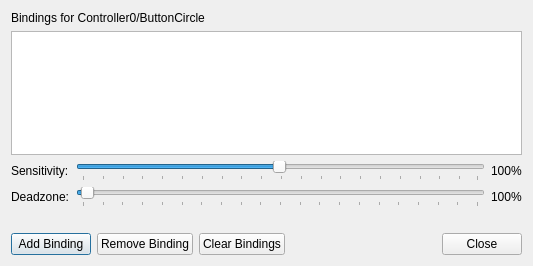
Qt form pcsx2-qt/Settings/InputBindingDialog.ui (PCSX2/pcsx2) before a commit.
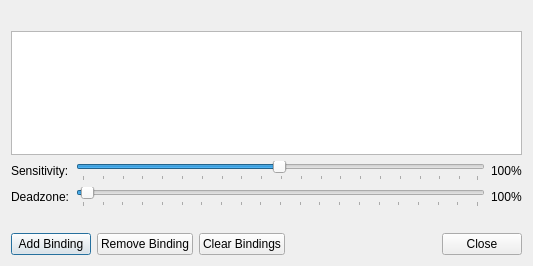
The same form after that commit.

Commit message: Qt: Remove unused String

```diff
--- a/pcsx2-qt/Settings/InputBindingDialog.ui
+++ b/pcsx2-qt/Settings/InputBindingDialog.ui
@@ -22,9 +22,6 @@
   <layout class="QVBoxLayout" name="verticalLayout">
    <item>
     <widget class="QLabel" name="title">
-     <property name="text">
-      <string>Bindings for Controller0/ButtonCircle</string>
-     </property>
      <property name="buddy">
       <cstring>bindingList</cstring>
      </property>
```
